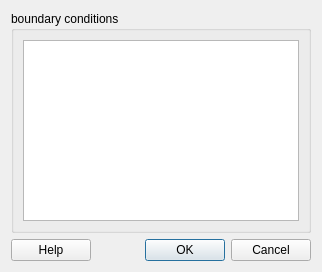
Above: src/guicreateboundarylayer.ui from enGits/engrid before the change. Below: the same form after it.
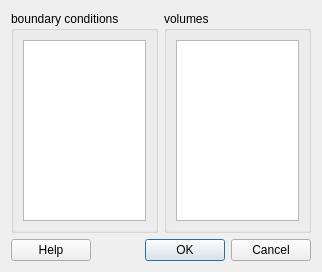
That is the form after the change. Icons and pictures are not drawn.

Commit message: intermediate work towards multiple volume support

Patch:
```diff
--- a/src/guicreateboundarylayer.ui
+++ b/src/guicreateboundarylayer.ui
@@ -22,11 +22,11 @@
    <iconset resource="engrid.qrc" >
     <normaloff>:/icons/resources/icons/G.png</normaloff>:/icons/resources/icons/G.png</iconset>
   </property>
-  <layout class="QVBoxLayout" name="verticalLayout" >
-   <item>
-    <widget class="QGroupBox" name="groupBox" >
-     <property name="sizePolicy" >
-      <sizepolicy vsizetype="Preferred" hsizetype="Expanding" >
+  <layout class="QGridLayout" name="gridLayout">
+   <item row="0" column="0">
+    <widget class="QGroupBox" name="groupBox">
+     <property name="sizePolicy">
+      <sizepolicy hsizetype="Expanding" vsizetype="Preferred">
        <horstretch>0</horstretch>
        <verstretch>0</verstretch>
       </sizepolicy>
@@ -54,8 +54,20 @@
      </layout>
     </widget>
    </item>
-   <item>
-    <layout class="QHBoxLayout" >
+   <item row="0" column="1">
+    <widget class="QGroupBox" name="groupBox_2">
+     <property name="title">
+      <string>volumes</string>
+     </property>
+     <layout class="QVBoxLayout" name="verticalLayout">
+      <item>
+       <widget class="QListWidget" name="listWidgetVC"/>
+      </item>
+     </layout>
+    </widget>
+   </item>
+   <item row="1" column="0" colspan="2">
+    <layout class="QHBoxLayout">
      <item>
       <widget class="QPushButton" name="pushButtonHelp" >
        <property name="text" >
@@ -64,11 +76,24 @@
       </widget>
      </item>
      <item>
-      <widget class="QDialogButtonBox" name="buttonBox" >
-       <property name="orientation" >
+      <spacer name="horizontalSpacer">
+       <property name="orientation">
         <enum>Qt::Horizontal</enum>
        </property>
-       <property name="standardButtons" >
+       <property name="sizeHint" stdset="0">
+        <size>
+         <width>40</width>
+         <height>20</height>
+        </size>
+       </property>
+      </spacer>
+     </item>
+     <item>
+      <widget class="QDialogButtonBox" name="buttonBox">
+       <property name="orientation">
+        <enum>Qt::Horizontal</enum>
+       </property>
+       <property name="standardButtons">
         <set>QDialogButtonBox::Cancel|QDialogButtonBox::Ok</set>
        </property>
       </widget>
```
Left out of the diff: 41 changed lines with no effect on the pictures. The commit also changes 5 other files.
